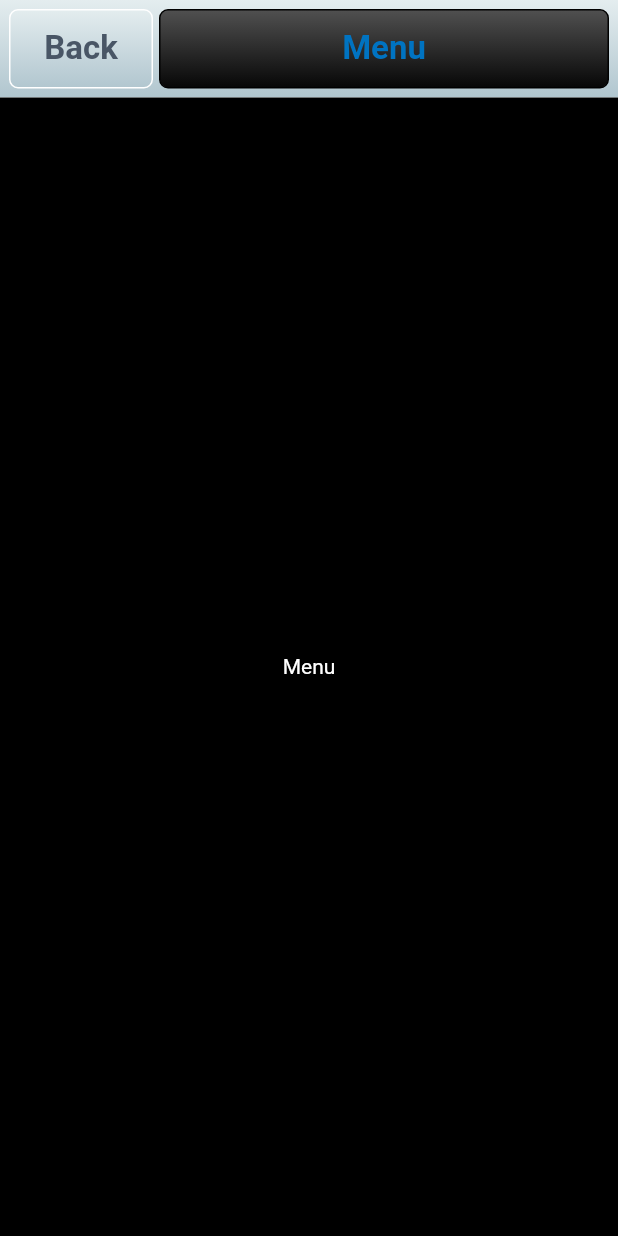
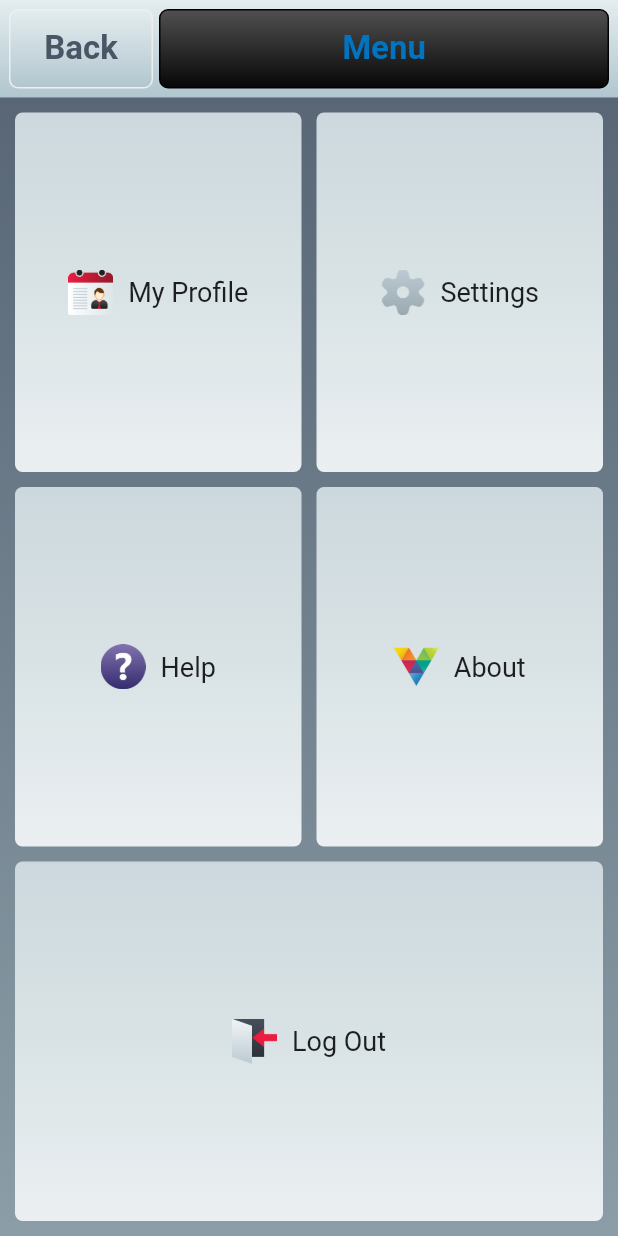
Before and after one commit to mikolajdebowski/techViz, a Flutter app: the Menu screen opened by its route, on a phone screen of 412 x 824 dp. Run offline on Flutter 3.47's test engine with Material 2 defaults, Android fonts, the phone set to English and light mode, and no system bars; our stand-ins replace charts_flutter, event_bus, shared_preferences, sqflite; missing offline and left inert: dart_amqp, validator, vizexplorer_mobile_common; accounts and stored records are empty; Roboto replaces fonts that are missing (Poppins).

Commit message:
Added logoff btn

```diff
--- /dev/null
+++ b/lib/components/VizButton.dart
@@ -0,0 +1,59 @@
+import 'package:flutter/material.dart';
+
+class VizButton extends StatelessWidget {
+  VizButton(this.title,
+    {Key key,
+    this.onTap,
+    this.flex = 1,
+    this.selected = false,
+    this.iconName})
+      : super(key: key);
+
+  final VoidCallback onTap;
+  final String title;
+  final bool selected;
+  final String iconName;
+  final int flex;
+
+  @override
+  Widget build(BuildContext context) {
+    BoxDecoration bg = BoxDecoration(
+        color: Colors.grey,
+        gradient: LinearGradient(
+            colors: [Color(0xFFcdd8de), Color(0xFFd9e3e5), Color(0xFFebeff2)],
+            begin: Alignment.topCenter,
+            end: Alignment.bottomCenter),
+        borderRadius: BorderRadius.circular(5.0));
+
+    Text innerText = Text(title, style: TextStyle(color: Colors.black87, fontSize: 18.0));
+
+    Widget innerWidget = null;
+    if(iconName==null){
+      innerWidget = innerText;
+    }
+    else{
+      Image icon = Image(image: AssetImage('assets/images/${iconName}'), height: 30.0,);
+      innerWidget = Row(
+        mainAxisAlignment: MainAxisAlignment.center,
+        children: <Widget>[icon,Padding(child: innerText, padding: EdgeInsets.only(left: 10.0))],
+      );
+    }
+
+    return Flexible(
+      fit: FlexFit.tight,
+      flex: flex,
+      child: Padding(
+        child: GestureDetector(
+          onTap: onTap,
+          child: Container(
+              constraints: BoxConstraints.expand(),
+              decoration: bg,
+              child: Center(child: innerWidget)
+          ),
+        ),
+        padding: EdgeInsets.all(5.0),
+      )
+    );
+
+  }
+}
--- a/lib/components/vizElevated.dart
+++ b/lib/components/vizElevated.dart
@@ -42,9 +42,8 @@ class VizElevatedState extends State<VizElevated> {
   @override
   Widget build(BuildContext context) {
 
-
-    const TextStyle defaultTextStyle = const TextStyle(
-        color: const Color(0xFF495666),
+    TextStyle defaultTextStyle = TextStyle(
+        color:  Color(0xFF495666),
         fontFamily: 'Poppins',
         fontWeight: FontWeight.w600,
         fontSize: 22.0);
@@ -66,12 +65,12 @@ class VizElevatedState extends State<VizElevated> {
     LinearGradient gradient;
     if (widget.customBackground == null) {
       var _colors = [
-        const Color(0xFFE4EDEF),
-        const Color(0xFFB1C6CF),
+         Color(0xFFE4EDEF),
+         Color(0xFFB1C6CF),
       ];
 
       if (selected) {
-        _colors = [const Color(0xFF0c72ba), const Color(0xFF0c72ba)];
+        _colors = [ Color(0xFF0c72ba), Color(0xFF0c72ba)];
       }
 
       gradient = LinearGradient(
@@ -87,13 +86,12 @@ class VizElevatedState extends State<VizElevated> {
           tileMode: TileMode.repeated);
     }
 
-
     Border borderColor;
     if(widget.customBorderColor != null){
       borderColor = Border.all(color: widget.customBorderColor); //default
     }
     else{
-      borderColor = Border.all(color: const Color(0xFFFFFFFF)); //default
+      borderColor = Border.all(color: Color(0xFFEEEEEE)); //default
     }
 
     BoxDecoration boxDecoration = BoxDecoration(
@@ -103,7 +101,7 @@ class VizElevatedState extends State<VizElevated> {
 
 
     var container = Container(
-      margin: const EdgeInsets.all(2.0),
+      margin: EdgeInsets.all(2.0),
       decoration: boxDecoration,
       child: Center(
         child: innerWidget,
--- a/lib/menu.dart
+++ b/lib/menu.dart
@@ -1,5 +1,7 @@
 import 'package:flutter/material.dart';
+import 'package:techviz/components/VizButton.dart';
 import 'package:techviz/components/vizActionBar.dart';
+import 'package:techviz/components/vizElevated.dart';
 
 class Menu extends StatefulWidget {
   Menu({Key key}) : super(key: key);
@@ -9,11 +11,33 @@ class Menu extends StatefulWidget {
 }
 
 class _MenuState extends State<Menu> {
+
+
+  void logOut(){
+    //clear
+    Navigator.pushReplacementNamed(context, '/login');
+  }
+
+
   @override
   Widget build(BuildContext context) {
-    return Scaffold(
-        backgroundColor: Colors.black,
-        appBar: ActionBar(title: 'Menu'),
-        body: Center(child: Text('Menu', style: TextStyle(color: Colors.white))));
+    Row rowProfileSettings = Row(
+      children: <Widget>[VizButton('My Profile', iconName: 'ic_my_profile.png'), VizButton('Settings', iconName: 'ic_settings.png')],
+    );
+    Row rowHelpAbout = Row(
+      children: <Widget>[VizButton('Help', iconName: 'ic_help.png'), VizButton('About', iconName: 'ic_about.png')],
+    );
+    VizButton rowLogoff = VizButton('Log Out', iconName: 'ic_logout.png', onTap: logOut);
+
+    Container container = Container(
+      child: Padding(
+          padding: EdgeInsets.all(5.0),
+          child: Column(
+            children: <Widget>[Expanded(child: rowProfileSettings), Expanded(child: rowHelpAbout), rowLogoff],
+          )),
+      decoration: BoxDecoration(gradient: LinearGradient(colors: [Color(0xFF586676), Color(0xFF8B9EA7)], begin: Alignment.topCenter, end: Alignment.bottomCenter, tileMode: TileMode.repeated)),
+    );
+
+    return Scaffold(backgroundColor: Colors.black, appBar: ActionBar(title: 'Menu'), body: container);
   }
 }
```
